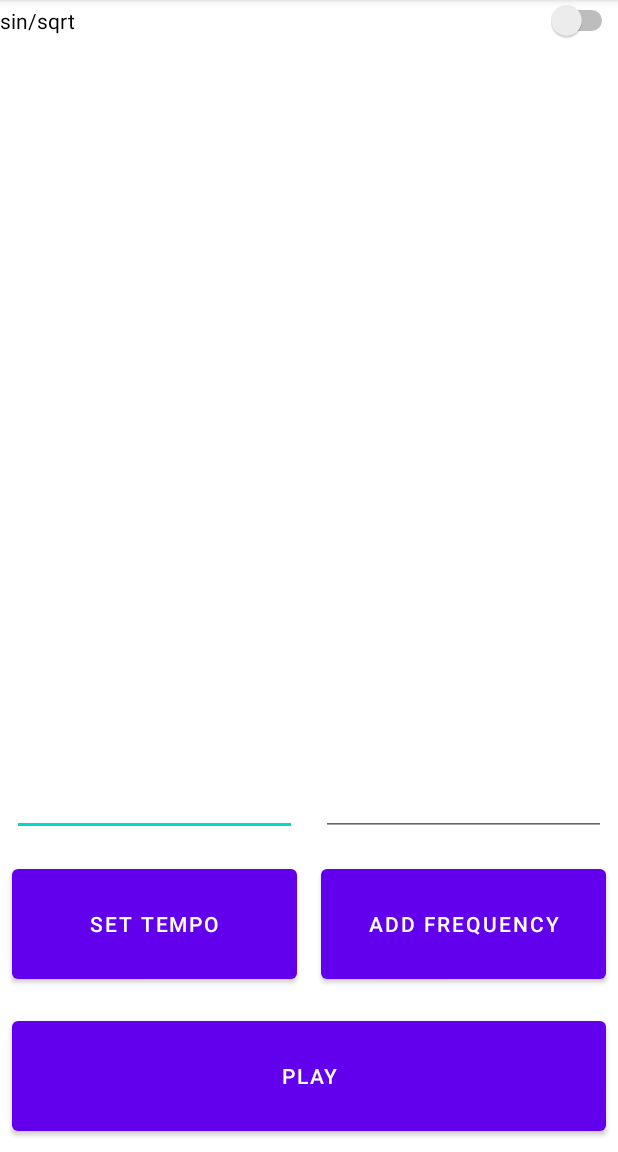
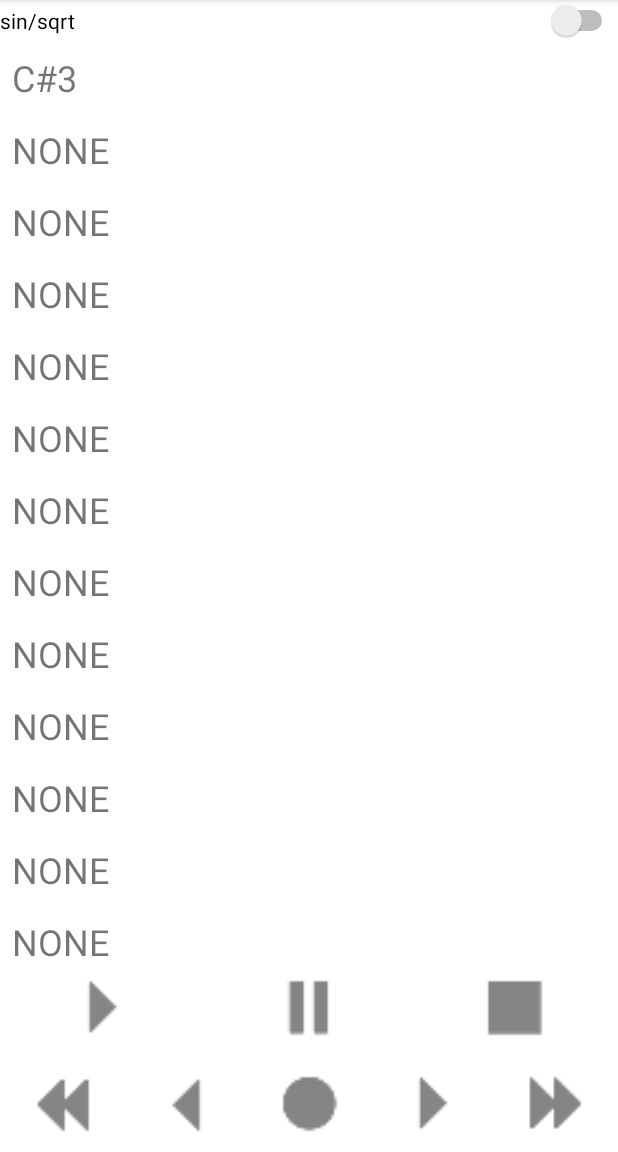
Before and after one commit to omarmelade/ProtoSynth, an Android app: the screen it shows after launch (MainActivity), on a phone screen of 412 x 824 dp, the part 84-1236 px from its top. Run offline under Robolectric (Android 15) with nearby library versions, the phone set to English and light mode, and no system bars; libraries missing offline, so code that uses them is left out: com.afollestad.materialdialogs; 2 statements that could not run were skipped.

Commit message:
adding enum for notes adding player bar in main activity adding somes other stuff

```diff
--- a/app/build.gradle
+++ b/app/build.gradle
@@ -2,6 +2,7 @@ plugins {
     id 'com.android.application'
     id 'kotlin-android'
     id 'org.jetbrains.kotlin.plugin.serialization' version '1.5.31'
+    id 'kotlin-android-extensions'
 }
 
 android {
--- a/app/src/main/java/com/omarmelade/studio/protosynth/MainActivity.kt
+++ b/app/src/main/java/com/omarmelade/studio/protosynth/MainActivity.kt
@@ -6,21 +6,20 @@ import android.content.Context
 import android.content.SharedPreferences
 import android.content.pm.PackageManager
 import android.os.*
-import android.os.Environment.getExternalStorageDirectory
 import android.util.Log
 import android.view.Menu
 import android.view.MenuItem
-import android.view.View
 import android.widget.*
 import androidx.appcompat.app.AppCompatActivity
 import android.widget.Toast
 import androidx.core.app.ActivityCompat
 import androidx.core.content.ContextCompat
+import androidx.recyclerview.widget.LinearLayoutManager
 import com.afollestad.materialdialogs.MaterialDialog
 import com.afollestad.materialdialogs.customview.customView
-import com.afollestad.materialdialogs.files.fileChooser
+import kotlinx.android.synthetic.main.activity_main.*
+import kotlinx.android.synthetic.main.player_bar.*
 import kotlinx.coroutines.*
-import java.io.File
 import kotlin.concurrent.thread
 
 
@@ -28,6 +27,8 @@ class MainActivity : AppCompatActivity() {
 
     // fichier shared preferences
     private val sharedPrefFile = "kotlinsharedpreference"
+
+    private lateinit var notesAdapter : NotesAdapter
 
     private lateinit var sharedPreferences: SharedPreferences
     private lateinit var flist: FreqList
@@ -70,7 +71,7 @@ class MainActivity : AppCompatActivity() {
         setContentView(R.layout.activity_main)
 
 
-        // demande la permission d'ecrire
+        // demande la permission d'ecrire et de lire
         checkPermission(
             Manifest.permission.WRITE_EXTERNAL_STORAGE,
             READ_STORAGE_PERMISSION_REQUEST_CODE)
@@ -78,95 +79,27 @@ class MainActivity : AppCompatActivity() {
             Manifest.permission.READ_EXTERNAL_STORAGE,
             READ_STORAGE_PERMISSION_REQUEST_CODE)
 
+        // cree l'adapter avec une liste
+        notesAdapter = NotesAdapter(mutableListOf())
 
-        // Liste de frequences modifiable (Mutable)
-        val mlist: MutableList<Double> = ArrayList();
-        // on stocke cette liste dans un objet publique
-        flist = FreqList(mlist);
+        notesAdapter.addNotes(Note.CBIS3)
 
-        // ---------- Recuperation de la vue
+        // ajoute les 32 elements "BLANK"
+        for (x in 1..31) {
+            notesAdapter.addNotes(Note.BLANK)
+        }
 
-        // listView
-        val freq_list = findViewById<ListView>(R.id.freq_list)
-
-        // input
-        val freqInput = findViewById<EditText>(R.id.freq)
-        val tempoInput = findViewById<EditText>(R.id.tempo)
-
-        // btns
-        val play_btn = findViewById<Button>(R.id.play_btn)
-        val tempo_btn = findViewById<TextView>(R.id.tempo_btn)
-        val btn_sin_sqrt = findViewById<Switch>(R.id.btn_sin_sqrt)
-        val freq_add_btn = findViewById<Button>(R.id.freq_btn)
+        // ajoute l'adapter a la liste pour gerer son fonctionnement
+        rvNotesList.adapter = notesAdapter
+        rvNotesList.layoutManager = LinearLayoutManager(this)
 
 
-        // ---------- Creation des adapteurs et listeners
-
-        // adapter for Freq Liste, il regarde la liste et observe les changements
-        adapter = ArrayAdapter<Double>(this, android.R.layout.simple_spinner_item, flist.list)
-        // on affecte l'adapter a la liste
-        freq_list.adapter = adapter
-
-        // on defini les conditions de sauvegarde
-        sharedPreferences = this.getSharedPreferences(
-            sharedPrefFile,
-            Context.MODE_PRIVATE
-        )
-
-        freq_list.onItemClickListener =
-            AdapterView.OnItemClickListener { parent, view, position, id ->
-                val selectedItemText = parent.getItemAtPosition(position)
-                buttonOpenDialogClicked(flist, selectedItemText.toString().toDouble(), position)
-            }
-
-        freq_add_btn.setOnClickListener(View.OnClickListener { view ->
-            val f = freqInput.text.toString();
-            if(f.isNotEmpty()){
-                flist.list.add(f.toDouble());
-                freqInput.text.clear()
-                adapter.notifyDataSetChanged()
-            }else{
-                Toast.makeText(this@MainActivity, "La fréquence est necessaire", Toast.LENGTH_SHORT).show()
-            }
-
-        })
-
-        btn_sin_sqrt.setOnClickListener(View.OnClickListener { v ->
-            setIsSin(!btn_sin_sqrt.isChecked)
-        })
-
-
-        tempo_btn.setOnClickListener(View.OnClickListener { v ->
-            val value = tempoInput.text.toString()
-            if(value.isNotEmpty()){
-                val bpm = value.toDouble()
-                tempo = ((60 / bpm) * 1000).toLong();
-                Toast.makeText(this@MainActivity, "tempo mis a $bpm", Toast.LENGTH_SHORT).show()
-            }else{
-                Toast.makeText(this@MainActivity, "Le tempo est necessaire", Toast.LENGTH_SHORT).show()
-            }
-
-            tempoInput.text.clear()
-        })
-
-        play_btn.setOnClickListener(View.OnClickListener { v ->
-            if(played){
-                played = !played
-            }else{
-                if(flist.list.isNotEmpty())
-                    play_sound(flist.list)
-                else
-                    Toast.makeText(applicationContext, "Ajouté au moins une fréquence", Toast.LENGTH_SHORT)
-            }
-        })
-
+        // demare le audio engine
         startEngine();
     }
 
 
     // Demande la permission de lecture
-
-
 
     private fun buttonOpenDialogClicked(freq_list: FreqList, previousfreq: Double, pos : Int) {
 
@@ -247,6 +180,7 @@ class MainActivity : AppCompatActivity() {
     }
 
 
+/*
     private fun updateListColor(index: Int, color: Int) {
         val freq_list = findViewById<ListView>(R.id.freq_list)
         if(freq_list.getChildAt(index) != null){
@@ -255,6 +189,7 @@ class MainActivity : AppCompatActivity() {
             freq_list.getChildAt( index ).setBackgroundColor(color)
         }
     }
+*/
 
     @SuppressLint("HandlerLeak")
     private fun play_sound(list: MutableList<Double>) {
--- /dev/null
+++ b/app/src/main/java/com/omarmelade/studio/protosynth/Note.kt
@@ -0,0 +1,32 @@
+package com.omarmelade.studio.protosynth
+
+// enumeration des notes
+
+enum class Note {
+
+    // BLANK : nom de l'enumeration
+    // frequency : la frequence jouée
+    // printableName : le nom affiché dans la liste
+    BLANK(0.0, "NONE"),
+    C3(261.63, "C3"),
+    CBIS3(277.18, "C#3"),
+    D3(293.66, "D3");
+
+
+    var frequency : Double? = null
+    var note : String? = null
+
+    constructor()
+
+    constructor(
+        frequency: Double,
+        printableName: String
+    ) {
+        this.frequency = frequency
+        this.note = printableName
+    }
+
+    companion object {
+        fun getNumberOfNotes() = values().size
+    }
+}
--- /dev/null
+++ b/app/src/main/java/com/omarmelade/studio/protosynth/NotesAdapter.kt
@@ -0,0 +1,56 @@
+package com.omarmelade.studio.protosynth
+
+import android.view.LayoutInflater
+import android.view.View
+import android.view.ViewGroup
+import android.widget.TextView
+import android.widget.Toast
+import androidx.recyclerview.widget.RecyclerView
+import kotlinx.android.synthetic.main.item_notes.view.*
+import java.security.AccessController.getContext
+
+class NotesAdapter(
+
+    // la liste modifiable de notes
+    private val notes: MutableList<Note>
+
+) : RecyclerView.Adapter<NotesAdapter.NotesViewHolder>() {
+
+    // le view holder permet de gerer les elements affiché de la liste
+    class NotesViewHolder(itemView : View) : RecyclerView.ViewHolder(itemView)
+
+    override fun onCreateViewHolder(parent: ViewGroup, viewType: Int): NotesViewHolder {
+        return NotesViewHolder(
+            LayoutInflater.from(parent.context).inflate(
+                R.layout.item_notes,
+                parent,
+                false
+            )
+        )
+    }
+
+    // ajoute une note a la liste et notifie le view holder
+    fun addNotes(note : Note){
+        notes.add(note)
+        notifyItemInserted(notes.size - 1)
+    }
+
+    // permet de gerer les elements du type Note affiché
+    override fun onBindViewHolder(holder: NotesViewHolder, position: Int) {
+        val curNotes = notes[position]
+
+        var txtViewNotes = holder.itemView.tvNotes
+
+        holder.itemView.apply {
+            tvNotes.text = curNotes.note
+        }
+
+        holder.itemView.tvNotes.setOnClickListener{
+            Toast.makeText(holder.itemView.context, "hello form " + txtViewNotes.text, Toast.LENGTH_SHORT).show()
+        }
+    }
+
+    override fun getItemCount(): Int {
+        return notes.size
+    }
+}
--- a/app/src/main/res/layout/activity_main.xml
+++ b/app/src/main/res/layout/activity_main.xml
@@ -22,81 +22,23 @@ android:layout_height="match_parent"
             android:layout_width="match_parent"
             android:layout_height="match_parent"
             android:layout_weight="5"
-            android:orientation="horizontal">
+            android:orientation="vertical">
 
-            <ListView
-                android:id="@+id/freq_list"
+
+            <androidx.recyclerview.widget.RecyclerView
+                android:id="@+id/rvNotesList"
                 android:layout_width="match_parent"
                 android:layout_height="match_parent">
 
-            </ListView>
+            </androidx.recyclerview.widget.RecyclerView>
+
 
         </LinearLayout>
 
-        <LinearLayout
+        <include
+            layout="@layout/player_bar"
             android:layout_width="match_parent"
-            android:layout_height="match_parent"
-            android:layout_weight="7"
-            android:orientation="vertical">
-
-            <LinearLayout
-                android:layout_width="match_parent"
-                android:layout_height="match_parent"
-                android:layout_weight="3"
-                android:orientation="horizontal">
-
-                <EditText
-                    android:id="@+id/tempo"
-                    android:layout_width="match_parent"
-                    android:layout_height="match_parent"
-                    android:layout_margin="8dp"
-                    android:layout_weight="4"
-                    android:inputType="numberDecimal" />
-
-                <EditText
-                    android:id="@+id/freq"
-                    android:layout_width="match_parent"
-                    android:layout_height="match_parent"
-                    android:layout_margin="8dp"
-                    android:layout_weight="4"
-                    android:ems="10"
-                    android:inputType="numberDecimal"
-                    tools:ignore="SpeakableTextPresentCheck" />
-
-            </LinearLayout>
-
-            <LinearLayout
-                android:layout_width="match_parent"
-                android:layout_height="match_parent"
-                android:layout_weight="3"
-                android:orientation="horizontal">
-
-                <Button
-                    android:id="@+id/tempo_btn"
-                    android:layout_width="match_parent"
-                    android:layout_height="match_parent"
-                    android:layout_margin="8dp"
-                    android:layout_weight="2"
-                    android:text="set tempo" />
-
-                <Button
-                    android:id="@+id/freq_btn"
-                    android:layout_width="match_parent"
-                    android:layout_height="match_parent"
-                    android:layout_margin="8dp"
-                    android:layout_weight="2"
-                    android:padding="8dp"
-                    android:text="Add Frequency" />
-            </LinearLayout>
-
-            <Button
-                android:id="@+id/play_btn"
-                android:layout_width="match_parent"
-                android:layout_height="match_parent"
-                android:layout_margin="8dp"
-                android:layout_weight="3"
-                android:text="Play" />
-        </LinearLayout>
+            android:layout_height="wrap_content"></include>
 
     </LinearLayout>
 
--- /dev/null
+++ b/app/src/main/res/layout/item_notes.xml
@@ -0,0 +1,19 @@
+<?xml version="1.0" encoding="utf-8"?>
+<androidx.constraintlayout.widget.ConstraintLayout xmlns:android="http://schemas.android.com/apk/res/android"
+    xmlns:app="http://schemas.android.com/apk/res-auto"
+    android:layout_width="match_parent"
+    android:layout_height="48dp"
+    android:padding="8dp">
+
+    <TextView
+        android:id="@+id/tvNotes"
+        android:layout_width="0dp"
+        android:layout_height="wrap_content"
+        android:text="C3"
+        android:textSize="24sp"
+        app:layout_constraintBottom_toBottomOf="parent"
+        app:layout_constraintEnd_toEndOf="parent"
+        app:layout_constraintStart_toStartOf="parent"
+        app:layout_constraintTop_toTopOf="parent" />
+
+</androidx.constraintlayout.widget.ConstraintLayout>
--- a/app/src/main/res/layout/player_bar.xml
+++ b/app/src/main/res/layout/player_bar.xml
@@ -6,6 +6,7 @@
     android:layout_height="match_parent">
 
     <LinearLayout
+        android:id="@+id/linearLayout2"
         android:layout_width="match_parent"
         android:layout_height="64dp"
         android:orientation="horizontal"
@@ -18,7 +19,7 @@
             android:layout_width="wrap_content"
             android:layout_height="match_parent"
             android:layout_weight="1"
-            android:background="#00FFFFFF"
+            android:background="#00FA0000"
             android:contentDescription="@string/play_desc"
             android:scaleType="fitCenter"
             app:srcCompat="@drawable/ic_forward" />
@@ -28,7 +29,8 @@
             android:layout_width="wrap_content"
             android:layout_height="match_parent"
             android:layout_weight="1"
-            android:background="#00FFFFFF"
+            android:background="#00BA1A1A"
+            android:backgroundTint="#E10A0A"
             android:contentDescription="@string/pause_desc"
             android:scaleType="fitCenter"
             app:srcCompat="@drawable/ic_pause" />
```
Also changed, not shown: 1 other file.
